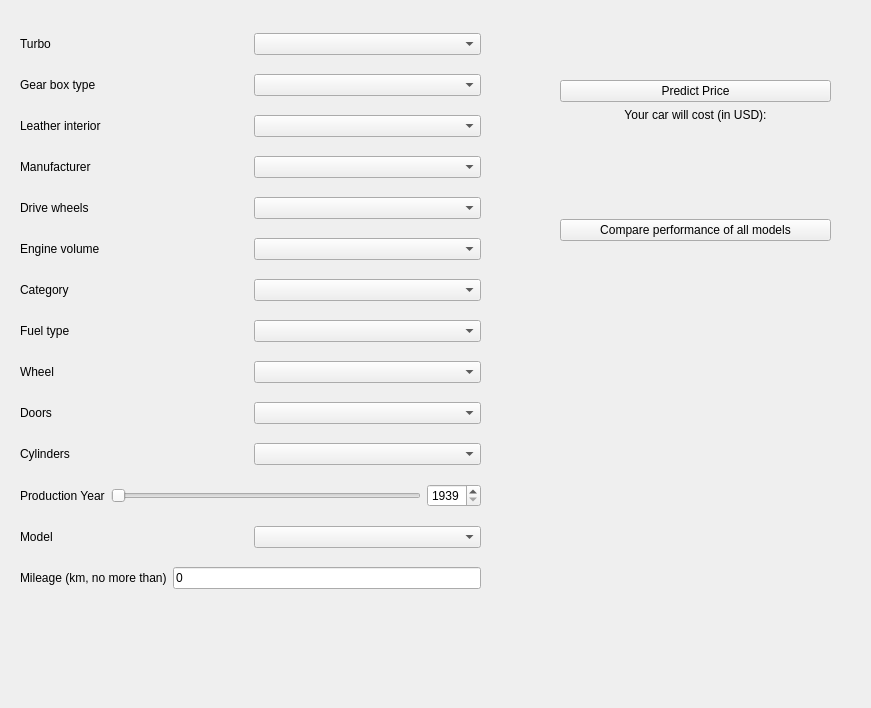
First picture: the form in form.ui, repository maximlapitan/qt_based_recommendation_app, before the edit.
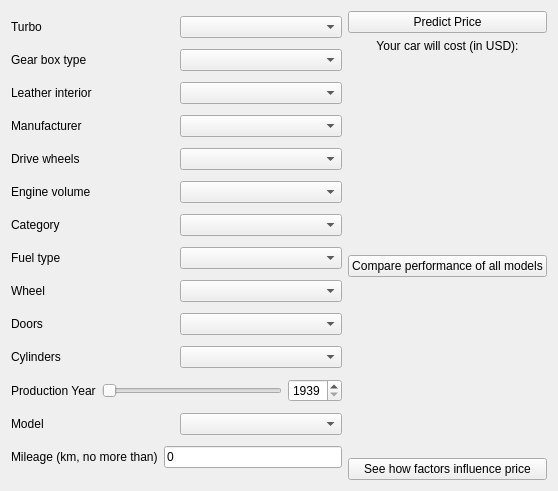
Second picture: the form after the edit. Icons and pictures are not drawn.

Commit message: resize elements on window resize

Diff of the .ui file:
```diff
--- a/form.ui
+++ b/form.ui
@@ -6,8 +6,8 @@
    <rect>
     <x>0</x>
     <y>0</y>
-    <width>871</width>
-    <height>708</height>
+    <width>558</width>
+    <height>491</height>
    </rect>
   </property>
   <property name="windowTitle">
@@ -16,15 +16,8 @@
   <property name="windowIcon">
    <iconset theme="applications-utilities"/>
   </property>
-  <widget class="QWidget" name="verticalLayoutWidget">
-   <property name="geometry">
-    <rect>
-     <x>20</x>
-     <y>20</y>
-     <width>461</width>
-     <height>591</height>
-    </rect>
-   </property>
+  <layout class="QGridLayout" name="gridLayout_2">
+   <item row="0" column="0">
    <layout class="QVBoxLayout" name="verticalLayout">
     <item>
      <layout class="QHBoxLayout" name="horizontalLayout_9">
@@ -253,16 +246,8 @@
      </layout>
     </item>
    </layout>
-  </widget>
-  <widget class="QWidget" name="verticalLayoutWidget_2">
-   <property name="geometry">
-    <rect>
-     <x>560</x>
-     <y>80</y>
-     <width>271</width>
-     <height>161</height>
-    </rect>
-   </property>
+   </item>
+   <item row="0" column="1">
    <layout class="QVBoxLayout" name="verticalLayout_2">
     <item>
      <widget class="QPushButton" name="predict_button">
@@ -311,8 +296,29 @@
       </property>
      </widget>
     </item>
-   </layout>
-  </widget>
+     <item>
+      <spacer name="verticalSpacer">
+       <property name="orientation">
+        <enum>Qt::Vertical</enum>
+       </property>
+       <property name="sizeHint" stdset="0">
+        <size>
+         <width>20</width>
+         <height>40</height>
+        </size>
+       </property>
+      </spacer>
+     </item>
+     <item>
+      <widget class="QPushButton" name="button_influence_of_factors">
+       <property name="text">
+        <string>See how factors influence price</string>
+       </property>
+      </widget>
+     </item>
+    </layout>
+   </item>
+  </layout>
  </widget>
  <resources/>
  <connections/>
```
Lines whose indentation alone changed are shown as unchanged. The commit also changes 3 other files.
